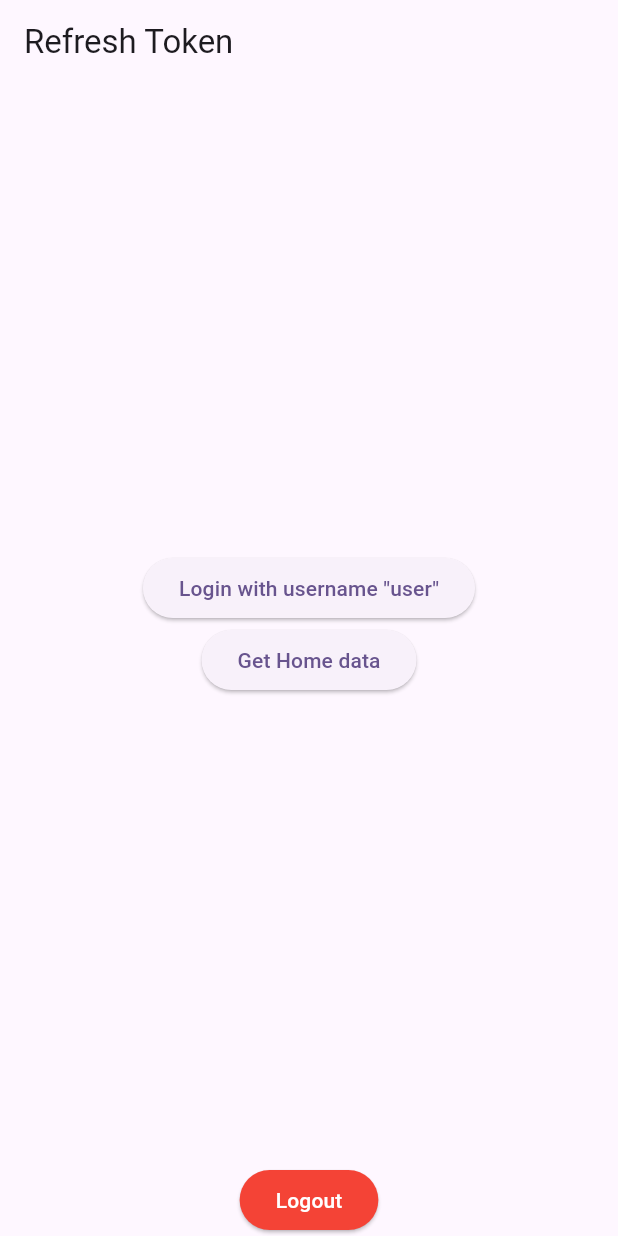
After one commit to dariowskii/refresh-token-interceptor, a Flutter app: the screen it shows after launch, on a phone screen of 412 x 824 dp. The commit adds this screen. Run offline on Flutter 3.47's test engine with Material 3 defaults, Android fonts, the light colour scheme and no system bars; our stand-ins replace dio, retrofit, shared_preferences; generated files the repository leaves out were written again.

Commit message:
Extracted HomeBody

```diff
--- /dev/null
+++ b/lib/utils/base_mixin.dart
@@ -0,0 +1,13 @@
+import 'package:flutter/material.dart';
+
+mixin BaseMixin<T extends StatefulWidget> on State<T> {
+  void showSnackBar(String message) {
+    if (!mounted) return;
+
+    ScaffoldMessenger.of(context).showSnackBar(
+      SnackBar(
+        content: Text(message),
+      ),
+    );
+  }
+}
--- /dev/null
+++ b/lib/widgets/home_body.dart
@@ -0,0 +1,45 @@
+import 'package:flutter/material.dart';
+
+class HomeBody extends StatelessWidget {
+  const HomeBody({
+    super.key,
+    required this.onLogin,
+    required this.onGetHomeData,
+    required this.onLogout,
+    required this.isLoading,
+  });
+
+  final VoidCallback onLogin;
+  final VoidCallback onGetHomeData;
+  final VoidCallback onLogout;
+  final bool isLoading;
+
+  @override
+  Widget build(BuildContext context) {
+    return Center(
+      child: Column(
+        mainAxisAlignment: MainAxisAlignment.center,
+        children: [
+          const Spacer(),
+          ElevatedButton(
+            onPressed: !isLoading ? onLogin : null,
+            child: const Text('Login with username "user"'),
+          ),
+          ElevatedButton(
+            onPressed: !isLoading ? onGetHomeData : null,
+            child: const Text('Get Home data'),
+          ),
+          const Spacer(),
+          ElevatedButton(
+            onPressed: !isLoading ? onLogout : null,
+            style: ElevatedButton.styleFrom(
+              backgroundColor: Colors.red,
+              foregroundColor: Colors.white,
+            ),
+            child: const Text('Logout'),
+          ),
+        ],
+      ),
+    );
+  }
+}
```
Also changed, not shown: lib/widgets/home_page.dart (+22 -57 lines).
